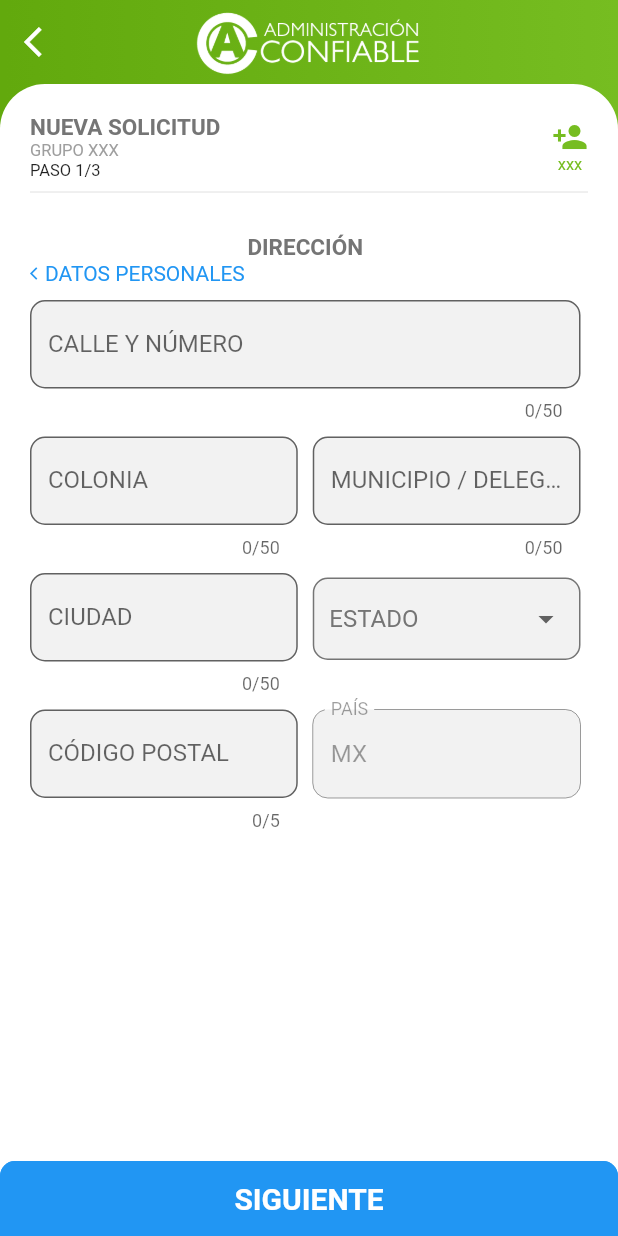
After one commit to guillermoherrera/app_grupal, a Flutter app: the SolicitudPage screen opened directly, swiped to page 2, on a phone screen of 412 x 824 dp. The commit adds this screen. Run offline on Flutter 3.47's test engine with Material 2 defaults, Android fonts, the phone set to English and light mode, and no system bars; our stand-ins replace date_format, firebase_auth, firebase_core, shared_preferences, sqflite, webview_flutter; missing offline and left inert: date_range_picker; accounts and stored records are empty; network calls fail.

Commit message:
formulario solicitud
datos y direccion

```diff
--- a/lib/helpers/constants.dart
+++ b/lib/helpers/constants.dart
@@ -6,9 +6,10 @@ class Constants{
   static final String rootPage = '/';
   static final String loginPage = 'login';
   static final String homePage = 'home';
-  static final String renGrupo = 'renovacionGrupo';
-  static final String renIntegrante = 'renovacionIntegrante';
+  static final String renovacionGrupoPage = 'renovacionGrupo';
+  static final String renovacionIntegrantePage = 'renovacionIntegrante';
   static final String confiashopPage = 'confiashop';
+  static final String solicitudPage = 'solicitud';
 
   static final Color primaryColor = Color(0xff76BD21);
   static final Color defaultColor = Color(0xfff2f2f2);
--- a/lib/main.dart
+++ b/lib/main.dart
@@ -40,7 +40,7 @@ class MyApp extends StatelessWidget {
               Constants.rootPage  : (BuildContext context) => RootPage(),
               Constants.loginPage : (BuildContext context) => LoginPage(),
               Constants.homePage  : (BuildContext context) => HomePage(),
-              Constants.renGrupo  : (BuildContext context) => RenovacionesGrupoPage(params: null)
+              Constants.renovacionGrupoPage  : (BuildContext context) => RenovacionesGrupoPage(params: null)
             },
             localizationsDelegates: [
               // ... app-specific localization delegate[s] here
--- /dev/null
+++ b/lib/models/cat_estados_model.dart
@@ -0,0 +1,14 @@
+class CatEstado{
+  String estado;
+  String codigo;
+
+  CatEstado({
+    this.estado,
+    this.codigo
+  });
+
+  CatEstado.fromJson(Map<String, dynamic> json){
+    this.estado = 'estado';
+    this.codigo = 'codigo';
+  }
+}
--- a/lib/pages/renovaciones/renovaciones.dart
+++ b/lib/pages/renovaciones/renovaciones.dart
@@ -144,7 +144,7 @@ class _RenovacionesPageState extends State<RenovacionesPage> with AutomaticKeepA
                     GestureDetector(
                       onTap: (){
                         final json = {'nombre': contratos[index].nombreGeneral, 'contrato': contratos[index].contratoId, 'status': contratos[index].status};
-                        Navigator.push(context, _customRoute.crearRutaSlide(Constants.renGrupo, json));
+                        Navigator.push(context, _customRoute.crearRutaSlide(Constants.renovacionGrupoPage, json));
                       },
                       child: CustomListTile(
                         title: listTiles[index].title,
--- /dev/null
+++ b/lib/pages/solicitud/direccion_form.dart
@@ -0,0 +1,216 @@
+import 'package:app_grupal/helpers/constants.dart';
+import 'package:app_grupal/models/cat_estados_model.dart';
+import 'package:app_grupal/widgets/custom_text_field.dart';
+import 'package:flutter/material.dart';
+
+class DireccionForm extends StatefulWidget {
+  const DireccionForm({Key key,
+    this.direccion1,
+    this.ciudad,
+    this.colonia,
+    this.cp,
+    this.estadoCod,
+    this.municipio,
+    this.paisCod,
+    this.pageController,
+    this.backPage
+  }) : super(key: key);
+
+  final TextEditingController direccion1;
+  final TextEditingController colonia;
+  final TextEditingController municipio;
+  final TextEditingController ciudad;
+  final TextEditingController estadoCod;
+  final TextEditingController cp;
+  final TextEditingController paisCod;
+  final PageController pageController;
+  final VoidCallback backPage;
+
+  @override
+  _DireccionFormState createState() => _DireccionFormState();
+}
+
+class _DireccionFormState extends State<DireccionForm> {
+  var estadoSelected;
+  String estadoLabel = "Estado";
+  Color estadoColorSelected = Colors.grey[600];
+  List<CatEstado> estados = List();
+
+  @override
+  void initState() {
+    _fillEstados();
+    super.initState();
+  }
+
+  _fillEstados() async{
+    CatEstado estado = CatEstado(codigo: 'DUR', estado: 'DURANGO');
+    estados.add(estado);
+    estado = CatEstado(codigo: 'COA', estado: 'COAHUILA');
+    estados.add(estado);
+    estado = CatEstado(codigo: 'AGS', estado: 'AGUASCALIENTES');
+    estados.add(estado);
+    setState(() {});
+  }
+
+  @override
+  Widget build(BuildContext context) {
+    return Container(
+      padding: EdgeInsets.only(top: 10.0, right: 5.0),
+      child: SingleChildScrollView(
+        child: Column(
+          children: _form(),
+        ),
+      ),
+    );
+  }
+
+  List<Widget> _form(){
+    return [
+      Container(
+        child: Text('Dirección'.toUpperCase(), style: Constants.mensajeCentral),
+      ),
+      _buttonBack(),
+      CustomTextField(
+        label: 'Calle y número',
+        controller: widget.direccion1,
+        maxLength: 50,
+      ),
+      Row(
+        mainAxisAlignment: MainAxisAlignment.spaceBetween,
+        children: [
+          flexPadded(
+            CustomTextField(
+              label: 'Colonia',
+              controller: widget.colonia,
+              maxLength: 50,
+            ),
+          ),
+          flexPadded(
+            CustomTextField(
+              label: 'Municipio / Delegación',
+              controller: widget.municipio,
+              maxLength: 50,
+            ),
+            isRight: false
+          ),
+        ],
+      ),
+      Row(
+        mainAxisAlignment: MainAxisAlignment.spaceBetween,
+        children: [
+          flexPadded(
+            CustomTextField(
+              label: 'Ciudad',
+              controller: widget.ciudad,
+              maxLength: 50,
+            ),
+          ),
+          flexPadded(
+            _estadosField(),
+            isRight: false
+          ),
+        ],
+      ),
+      Row(
+        mainAxisAlignment: MainAxisAlignment.spaceBetween,
+        children: [
+          flexPadded(
+            CustomTextField(
+              label: 'Código Postal',
+              controller: widget.cp,
+              maxLength: 5,
+              textType: TextInputType.number,
+            ),
+          ),
+          flexPadded(
+            CustomTextField(
+              label: 'País',
+              controller: widget.paisCod,
+              maxLength: 50,
+              enable: false,
+            ),
+            isRight: false
+          ),
+        ],
+      ),
+    ];
+  }
+
+  Widget _estadosField(){
+    return Container(
+      child: Column(
+        mainAxisAlignment: MainAxisAlignment.center,
+        children: <Widget>[
+          InkWell(
+            onTap:(){
+              FocusScope.of(context).requestFocus(FocusNode());
+            },
+            child: DropdownButton(
+              items: estados.map((f)=>DropdownMenuItem(
+                child: Text(f.estado),
+                value: f.codigo
+              )).toList(),
+              onChanged: MediaQuery.of(context).viewInsets.bottom == 0 ? (estadoSel){
+                setState(() {
+                  widget.estadoCod.text = estadoSel;
+                  estadoSelected = estadoSel;
+                  estadoLabel = estados.firstWhere((f)=>f.codigo == estadoSel).estado;
+                });
+              } : null,
+              value: estadoSelected,
+              isExpanded: true,
+              underline: Container(color: Colors.grey),
+              hint: Text(estadoLabel.toUpperCase(), style: TextStyle(color: estadoColorSelected)),
+            )
+          )
+        ],
+      ),
+      padding: EdgeInsets.symmetric(horizontal: 10.0),
+      margin: EdgeInsets.only(bottom:20.0),
+      height: 55.0,
+      decoration: BoxDecoration(
+        color: Color(0xfff2f2f2),
+        borderRadius: BorderRadius.circular(10.0),
+        border: Border.all(
+            color: Colors.grey[600], style: BorderStyle.solid, width: 1),
+      ),
+    );
+  }
+
+  Widget _buttonBack(){
+    return Row(
+      children: [
+        Container(
+          padding: EdgeInsets.only(bottom: 10.0),
+          child: GestureDetector(
+            onTap: (){
+              if (widget.pageController.hasClients) {
+                widget.pageController.animateToPage(
+                  0,
+                  duration: const Duration(milliseconds: 1000),
+                  curve: Curves.easeInOut,
+                );
+              }
+              widget.backPage();
+            },
+            child: Row(
+              children: [
+                Icon(Icons.arrow_back_ios, size: 10.0, color: Colors.blue),
+                Text('Datos personales'.toUpperCase(), style: TextStyle(color: Colors.blue)),
+              ],
+            )
+          ),
+        ),
+      ],
+    );
+  }
+
+  Widget flexPadded(Widget child, {bool isRight = true}){
+    return Flexible(
+      child: Padding(
+        padding: EdgeInsets.only(top: 10, right: isRight ? 5.0 : 0, left: isRight ? 0 : 5.0 ),
+        child: child,
+      ),
+    );
+  }
+}
--- /dev/null
+++ b/lib/pages/solicitud/solicitud_page.dart
@@ -0,0 +1,184 @@
+import 'package:app_grupal/helpers/constants.dart';
+import 'package:app_grupal/pages/solicitud/datos_form.dart';
+import 'package:app_grupal/pages/solicitud/direccion_form.dart';
+import 'package:app_grupal/pages/solicitud/documentos_form.dart';
+import 'package:app_grupal/widgets/custom_raised_button.dart';
+import 'package:app_grupal/widgets/shake_transition.dart';
+import 'package:flutter/material.dart';
+
+import 'package:app_grupal/widgets/custom_app_bar.dart';
+import 'package:app_grupal/components/body_content.dart';
+
+class SolicitudPage extends StatefulWidget {
+  @override
+  _SolicitudPageState createState() => _SolicitudPageState();
+}
+
+class _SolicitudPageState extends State<SolicitudPage> {
+  PageController _pageController;
+  int _currentPage = 0;
+  final _importeCapitalController = TextEditingController();
+  final _curp = TextEditingController();
+  final _nombre = TextEditingController();
+  final _sengundoNombre = TextEditingController();
+  final _primerApellido = TextEditingController();
+  final _segundoApellido = TextEditingController();
+  final _fechaNacimiento = TextEditingController();
+  final _rfc = TextEditingController();
+  final _telefono = TextEditingController();
+
+  final _direccion1 = TextEditingController();
+  final _colonia = TextEditingController();
+  final _municipio = TextEditingController();
+  final _ciudad = TextEditingController();
+  final _estadoCod = TextEditingController();
+  final _cp = TextEditingController();
+  final _paisCod = TextEditingController();
+
+  @override
+  void initState() {
+    _paisCod.text = "MX";
+    _pageController = PageController();
+    super.initState();
+  }
+
+  @override
+  void dispose() {
+    _pageController.dispose();
+    super.dispose();
+  }
+
+  @override
+  Widget build(BuildContext context) {
+    final _height = MediaQuery.of(context).size.height;
+
+    return Scaffold(
+      body: BodyContent(
+        appBar: _appBar(_height),
+        contenido: _formulario(),
+        bottom: _buttons(),
+      ),
+    );
+  }
+
+  Widget _appBar(double _height){
+    return CustomAppBar(
+      height: _height,
+      leading: ShakeTransition(child: IconButton(icon: Icon(Icons.arrow_back_ios), onPressed: ()=>Navigator.pop(context))),
+    );
+  }
+
+  Widget _formulario(){
+    return Container(
+      padding: EdgeInsets.only(top: 20.0, left: 20.0, right: 20.0),
+      child: Column(
+        children: [
+          Row(
+            mainAxisAlignment: MainAxisAlignment.spaceBetween,
+            children: [
+              Column(
+                crossAxisAlignment: CrossAxisAlignment.start,
+                mainAxisAlignment: MainAxisAlignment.center,
+                children: [
+                  Text('Nueva Solicitud'.toUpperCase(), style: Constants.mensajeCentral),
+                  Text('Grupo XXX'.toUpperCase(), style: Constants.mensajeCentral2),
+                  Text('Paso ${_currentPage+1}/3'.toUpperCase(), style: Constants.mensajeCentral3),
+                ]
+              ),
+              Column(
+                children: [
+                  Icon(Icons.person_add, color: Constants.primaryColor,),
+                  Text('xxx', style: TextStyle(fontSize: 11.0, color: Constants.primaryColor))
+                ],
+              )
+            ],
+          ),
+          Divider(),
+          SizedBox(height: 10.0),
+          Expanded(
+            child: PageView(
+              physics: NeverScrollableScrollPhysics(),
+              controller: _pageController,
+              children: [
+                DatosForm(
+                  importeCapitalController: _importeCapitalController,
+                  curp: _curp,
+                  nombre: _nombre,
+                  sengundoNombre: _sengundoNombre,
+                  primerApellido: _primerApellido,
+                  segundoApellido: _segundoApellido,
+                  fechaNacimiento: _fechaNacimiento,
+                  rfc: _rfc,
+                  telefono: _telefono,
+                ),
+                DireccionForm(
+                  direccion1 : _direccion1,
+                  colonia : _colonia,
+                  municipio : _municipio,
+                  ciudad : _ciudad,
+                  estadoCod : _estadoCod,
+                  cp : _cp,
+                  paisCod : _paisCod,
+                  pageController: _pageController,
+                  backPage: _backPage
+                ),
+                DocumentosForm(
+                  pageController: _pageController,
+                  backPage: _backPage
+                )
+              ],
+            ),
+          ),
+        ],
+      ),
+    );
+  }
+
+  Widget _buttons(){
+    return Stack(
+      children: [
+        Container(
+          color: Colors.white,
+          width: double.infinity,
+          height: 50,
+        ),
+        ShakeTransition(
+          child: Container(
+            decoration: BoxDecoration(
+                color: Colors.blue,
+                borderRadius: BorderRadius.only(
+                  topLeft: Radius.circular(30.0),
+                  topRight: Radius.circular(30.0),
+                )
+              ),
+            width: double.infinity,
+            height: 50,
+            child: CustomRaisedButton(
+              action: ()=>_actionBottomButton(),
+              borderColor: Colors.blue,
+              primaryColor: Colors.blue,
+              textColor: Colors.white,
+              label: _currentPage == 2 ? 'Guardar' : 'Siguiente'
+            ),
+          ),
+        ),
+      ],
+    );
+  }
+
+  _actionBottomButton(){
+    if (_pageController.hasClients) {
+      _pageController.animateToPage(
+        _currentPage + 1,
+        duration: const Duration(milliseconds: 1000),
+        curve: Curves.easeInOut,
+      );
+    }
+
+    setState(() {_currentPage += 1;});
+  }
+
+  _backPage(){
+    setState(() {_currentPage -= 1;});
+  }
+}
--- a/lib/widgets/custom_text_field.dart
+++ b/lib/widgets/custom_text_field.dart
@@ -10,6 +10,7 @@ class CustomTextField extends StatefulWidget {
     this.checkEmpty = true,
     this.isPassword = false,
     this.check500s = false,
+    this.enable = true,
     @required this.controller,
     this.maxLength = 100
   }) : super(key: key);
@@ -23,6 +24,7 @@ class CustomTextField extends StatefulWidget {
   final bool isPassword;
   final TextEditingController controller;
   final int maxLength;
+  final bool enable;
 
   @override
   _CustomTextFieldState createState() => _CustomTextFieldState();
@@ -40,6 +42,7 @@ class _CustomTextFieldState extends State<CustomTextField> {
       keyboardType: widget.textType,
       obscureText: widget.isPassword ? !watchPassword : false,
       maxLength: widget.maxLength,
+      enabled: widget.enable,
       validator: (value){
         return _validations(value);
       },
```
Also changed, not shown: lib/components/page_route_builder.dart (+11 -3 lines), lib/pages/renovaciones/renovaciones_grupo.dart (+10 -2 lines), lib/pages/renovaciones/renovaciones_integrante.dart (+6 -6 lines), lib/pages/solicitud/datos_form.dart (added, +166 -0 lines), lib/pages/solicitud/documentos_form.dart (added, +70 -0 lines).
